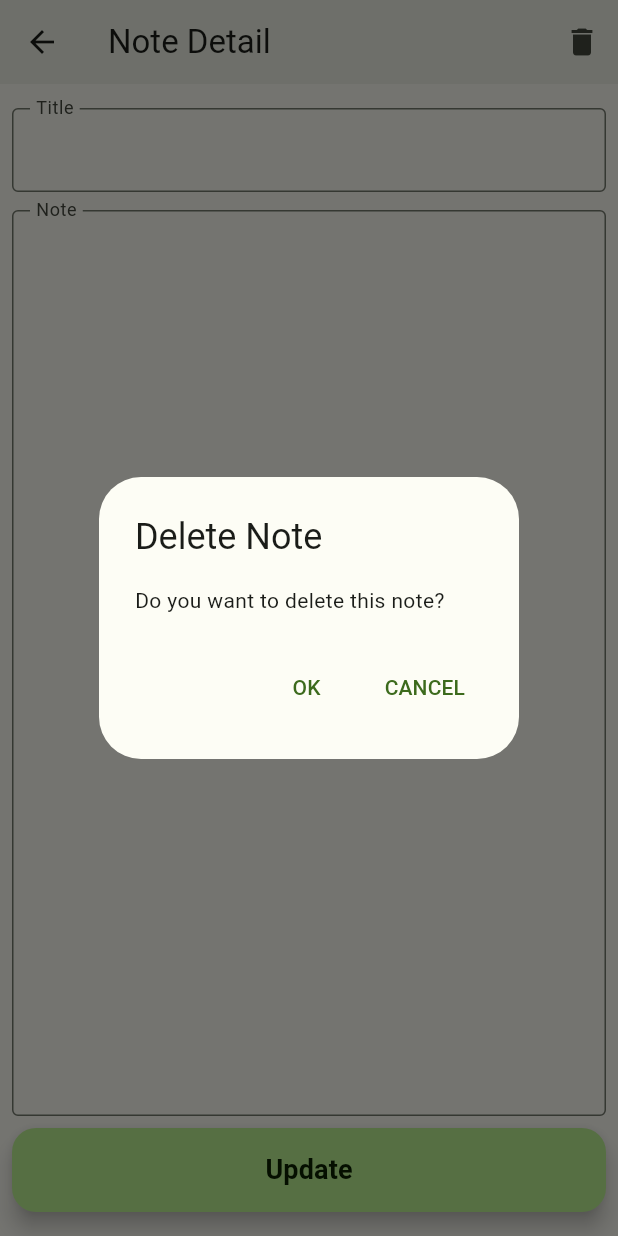
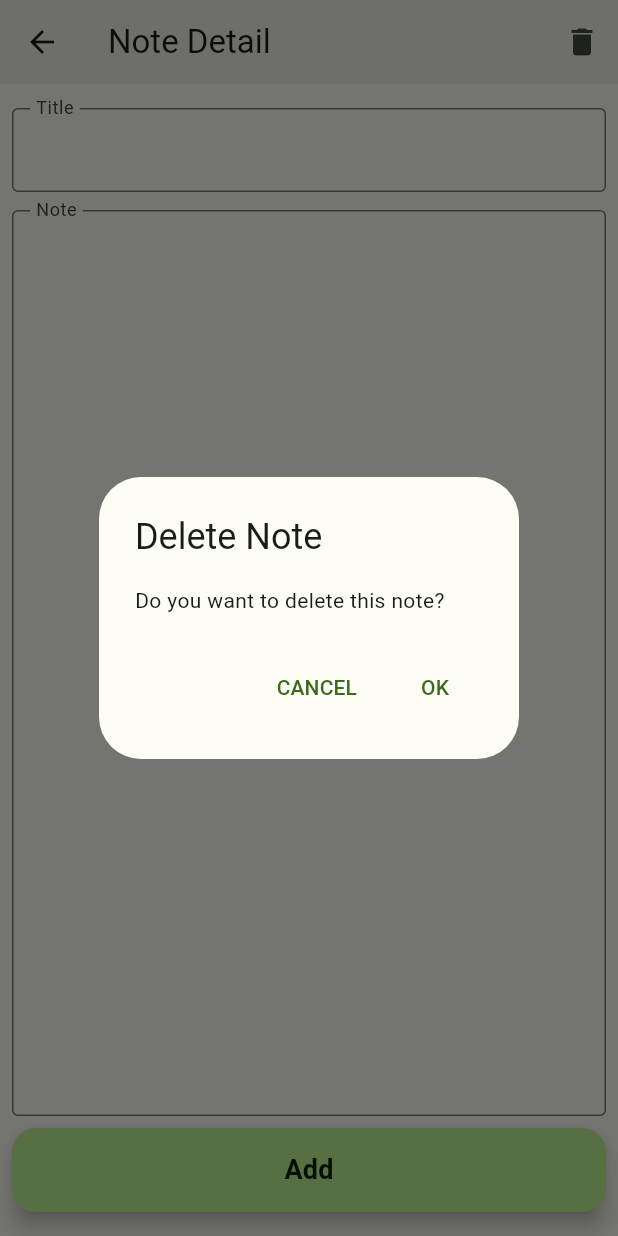
Before and after one commit to muhammad-fachrizal/simple_notes, a Flutter app: the DetailNoteScreen screen opened directly with empty values, after a tap on the "delete" icon, on a phone screen of 412 x 824 dp. Run offline on Flutter 3.47's test engine with Material 2 defaults, Android fonts, the light colour scheme and no system bars; our stand-ins replace shared_preferences; accounts and stored records are empty; network calls fail.

Commit message:
Switch button position of delete note pop-up

```diff
--- a/frontend/simple_notes_flutter/lib/common_widget/form_note.dart
+++ b/frontend/simple_notes_flutter/lib/common_widget/form_note.dart
@@ -134,9 +134,12 @@ class _FormNoteState extends State<FormNote> {
                         Navigator.pop(context, 'OK');
                       }
                     }
-                  },
+                  }, //isAdd == true
                   child: Text(
-                    (isAdd ?? true) ? 'Add' : 'Update',
+                    ((_titleController.text.toString().trim().isEmpty &&
+                            _noteController.text.toString().trim().isEmpty))
+                        ? 'Add'
+                        : 'Update',
                     style: const TextStyle(
                       fontWeight: FontWeight.bold,
                       fontSize: 18,
```
Also changed, not shown: frontend/simple_notes_flutter/lib/screens/detail_note_screen.dart (+6 -6 lines), 1 other file.
